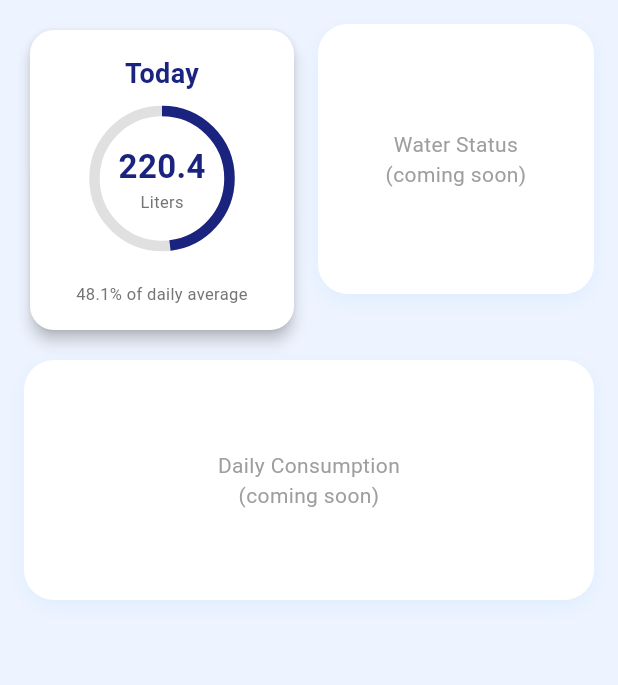
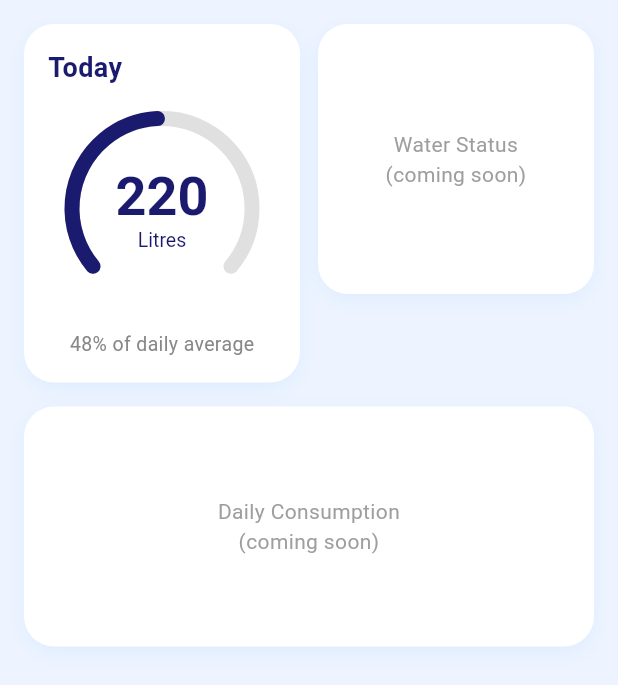
Before and after one commit to Ishan101-hub/sdgp-se24-aquasense-mobile, a Flutter app: the screen it shows after launch, on a phone screen of 412 x 824 dp. Shown: the top 685 px of the screen. Run offline on Flutter 3.47's test engine with Material 3 defaults, Android fonts, the phone set to English and light mode, and no system bars.

Commit message:
Add today card's Real time lading bar

```diff
--- a/home_aqua/lib/widgets/today_card.dart
+++ b/home_aqua/lib/widgets/today_card.dart
@@ -1,108 +1,190 @@
 import 'package:flutter/material.dart';
+import 'dart:math' as math;
 
 class TodayCard extends StatelessWidget {
-  const TodayCard({super.key});
+  final double dailyAveragePercent;
+  final double litresUsed;
+  final double dailyAverageLitres; // full average per day (eg: 450 litres)
+
+  const TodayCard({
+    super.key,
+    this.dailyAveragePercent = 48,    // test value
+    this.litresUsed = 220,            // test value
+    this.dailyAverageLitres = 450,    // test value (220 is 48% of 450)
+  });
 
   @override
   Widget build(BuildContext context) {
+    // Calculate how much of the circle to fill
+    // Example: 220 / 450 = 0.48 means 48% filled
+    double progress = (litresUsed / dailyAverageLitres).clamp(0.0, 1.0);
 
-    // ── These values will come from backend later ──
-    double totalLiters = 220.4;      // actual usage today with decimal
-    double dailyAverage = 458.0;     // average daily usage
-    double percentage = totalLiters / dailyAverage; // 0.48 = 48%
+    return Container(
+      decoration: BoxDecoration(
+        color: Colors.white,
+        borderRadius: BorderRadius.circular(20),
+        boxShadow: [
+          BoxShadow(
+            color: Colors.blue.withOpacity(0.08),
+            blurRadius: 12,
+            offset: const Offset(0, 4),
+          ),
+        ],
+      ),
+      padding: const EdgeInsets.all(16),
+      child: Column(
+        crossAxisAlignment: CrossAxisAlignment.center,
+        children: [
 
-    return Card(
-      elevation: 4,
-      color: Colors.white,
-      shape: RoundedRectangleBorder(
-        borderRadius: BorderRadius.circular(16),
-      ),
-      child: Container(
-        width: 160,
-        height: 200,
-        padding: const EdgeInsets.all(16),
-        child: Column(
-          crossAxisAlignment: CrossAxisAlignment.center,
-          children: [
-
-            // Title: "Today"
-            const Text(
+          // ── TITLE ──
+          const Align(
+            alignment: Alignment.centerLeft,
+            child: Text(
               'Today',
               style: TextStyle(
                 fontSize: 18,
                 fontWeight: FontWeight.bold,
-                color: Color(0xFF1A237E),
+                color: Color(0xFF1A1A6E),
               ),
             ),
+          ),
 
-            const SizedBox(height: 12),
+          const SizedBox(height: 16),
 
-            // Part 1.4 - Round loading bar with litres inside
-            SizedBox(
-              width: 90,
-              height: 90,
-              child: Stack(
-                alignment: Alignment.center,
-                children: [
+          // ── PART 1.4: Circular loading bar with 220 Litres inside ──
+          SizedBox(
+            width: 130,
+            height: 130,
+            child: Stack(
+              // Stack means put things on TOP of each other
+              alignment: Alignment.center,
+              children: [
 
-                  // circular progress bar
-                  SizedBox(
-                    width: 90,
-                    height: 90,
-                    child: CircularProgressIndicator(
-                      value: percentage,
-                      strokeWidth: 7,
-                      backgroundColor: const Color(0xFFE0E0E0),
-                      valueColor: const AlwaysStoppedAnimation<Color>(
-                        Color(0xFF1A237E),
-                      ),
+                // ── BACKGROUND CIRCLE (grey, always full) ──
+                SizedBox(
+                  width: 130,
+                  height: 130,
+                  child: CustomPaint(
+                    painter: _CircularBarPainter(
+                      progress: 1.0,             // always full circle
+                      color: const Color(0xFFE0E0E0), // grey color
+                      strokeWidth: 10,
                     ),
                   ),
+                ),
 
-                  // Part 1.3 - litres text inside the circle
-                  Column(
-                    mainAxisAlignment: MainAxisAlignment.center,
+                // ── FOREGROUND CIRCLE (navy blue, fills based on litres) ──
+                SizedBox(
+                  width: 130,
+                  height: 130,
+                  child: CustomPaint(
+                    painter: _CircularBarPainter(
+                      progress: progress,            // 0.0 to 1.0
+                      color: const Color(0xFF1A1A6E), // navy blue
+                      strokeWidth: 10,
+                    ),
+                  ),
+                ),
+
+                // ── TEXT INSIDE CIRCLE (220 Litres) ──
+                // PART 1.3 text now sits inside the circle
+                RichText(
+                  textAlign: TextAlign.center,
+                  text: TextSpan(
                     children: [
 
-                      // ✅ toStringAsFixed(1) shows one decimal point
-                      // eg: 220.4 instead of 220
-                      Text(
-                        totalLiters.toStringAsFixed(1),
+                      // Big number "220"
+                      TextSpan(
+                        text: '${litresUsed.toInt()}',
                         style: const TextStyle(
-                          fontSize: 22,
+                          fontSize: 36,
                           fontWeight: FontWeight.bold,
-                          color: Color(0xFF1A237E),
+                          color: Color(0xFF1A1A6E),
                         ),
                       ),
-                      const Text(
-                        'Liters',
+
+                      // Small word "Litres" on new line
+                      const TextSpan(
+                        text: '\nLitres',
                         style: TextStyle(
-                          fontSize: 11,
-                          color: Color(0xFF757575),
+                          fontSize: 13,
+                          color: Color(0xFF1A1A6E),
+                          fontWeight: FontWeight.w400,
                         ),
                       ),
+
                     ],
                   ),
+                ),
 
-                ],
-              ),
+              ],
             ),
+          ),
 
-            const Spacer(),
+          const SizedBox(height: 16),
 
-            // Part 1.2 - percentage text
-            Text(
-              '${(percentage * 100).toStringAsFixed(1)}% of daily average',
-              textAlign: TextAlign.center,
-              style: const TextStyle(
-                fontSize: 11,
-                color: Color(0xFF757575),
-              ),
+          // ── PART 1.2: "48% of daily average" text ──
+          Text(
+            '${dailyAveragePercent.toInt()}% of daily average',
+            style: const TextStyle(
+              fontSize: 13,
+              color: Color(0xFF888888),
             ),
+          ),
 
-          ],
-        ),
+        ],
       ),
     );
   }
 }
+
+
+// ── CUSTOM PAINTER: This draws the circular arc ──────────────────
+// Think of this like a drawing tool that draws the circle shape
+class _CircularBarPainter extends CustomPainter {
+  final double progress;   // how much to fill: 0.0 = empty, 1.0 = full
+  final Color color;       // what color to draw
+  final double strokeWidth; // how thick the circle line is
+
+  _CircularBarPainter({
+    required this.progress,
+    required this.color,
+    required this.strokeWidth,
+  });
+
+  @override
+  void paint(Canvas canvas, Size size) {
+    final Paint paint = Paint()
+      ..color = color
+      ..strokeWidth = strokeWidth
+      ..style = PaintingStyle.stroke  // only draw the outline, not filled
+      ..strokeCap = StrokeCap.round;  // rounded ends of the arc
+
+    final double centerX = size.width / 2;
+    final double centerY = size.height / 2;
+    final double radius = (size.width - strokeWidth) / 2;
+
+    // startAngle: where the arc starts
+    // -140 degrees means it starts from bottom left (like your screenshot)
+    const double startAngle = 140 * math.pi / 180;
+
+    // sweepAngle: how far the arc goes
+    // 260 degrees total sweep (not full circle, open at bottom)
+    final double sweepAngle = 260 * math.pi / 180 * progress;
+
+    canvas.drawArc(
+      Rect.fromCircle(center: Offset(centerX, centerY), radius: radius),
+      startAngle,
+      sweepAngle,
+      false, // false = do not connect to center (just arc)
+      paint,
+    );
+  }
+
+  @override
+  bool shouldRepaint(_CircularBarPainter oldDelegate) {
+    // Repaint only if something changed
+    return oldDelegate.progress != progress ||
+           oldDelegate.color != color;
+  }
+}
```
Also changed, not shown: 1 other file.
